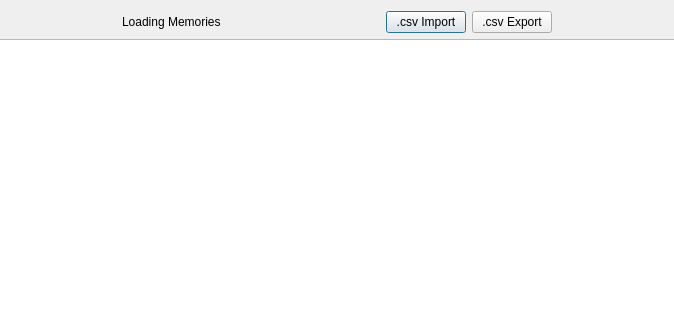
This is memories.ui in adecarolis/wfweb as Qt 5 draws it before an edit; both pictures show x 213 to 887 and y 0 to 320 of the 1113 by 520 pixel window. The edited form follows.
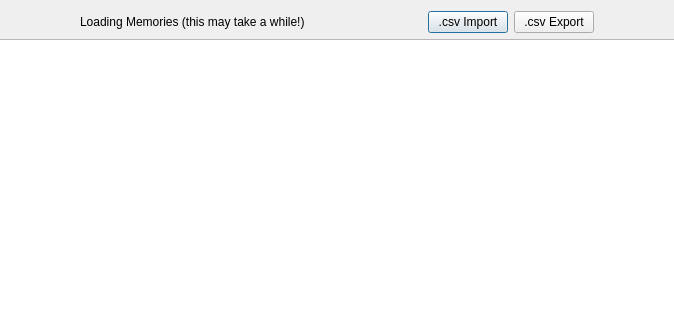
This is the edited form. Custom widgets are drawn as their Qt base class.

```diff
--- a/memories.ui
+++ b/memories.ui
@@ -87,7 +87,7 @@
           </palette>
          </property>
          <property name="text">
-          <string>Loading Memories</string>
+          <string>Loading Memories (this may take a while!)</string>
          </property>
         </widget>
        </item>
```
